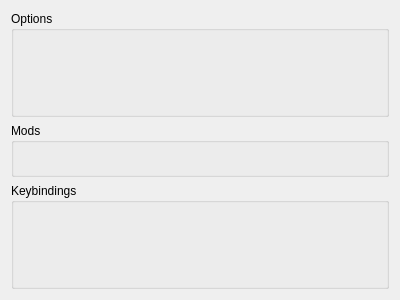
Above: ui/OptionsTab.ui from Squirtle/lazy-newb-pack-qt before the change. Below: the same form after it.
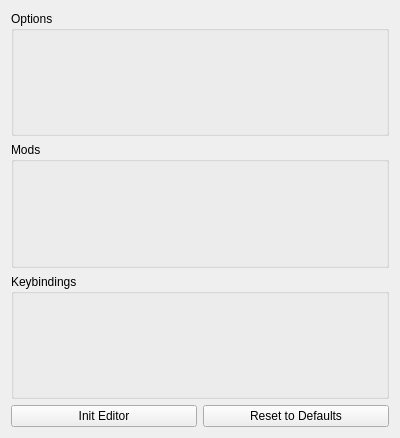
That is the form after the change.

Diff of the .ui file:
```diff
--- a/ui/OptionsTab.ui
+++ b/ui/OptionsTab.ui
@@ -7,13 +7,13 @@
     <x>0</x>
     <y>0</y>
     <width>400</width>
-    <height>300</height>
+    <height>438</height>
    </rect>
   </property>
   <property name="windowTitle">
    <string>Form</string>
   </property>
-  <layout class="QVBoxLayout" name="verticalLayout" stretch="100,50,100">
+  <layout class="QVBoxLayout" name="verticalLayout">
    <item>
     <widget class="QGroupBox" name="optionsGroup">
      <property name="title">
@@ -35,6 +35,24 @@
      </property>
     </widget>
    </item>
+   <item>
+    <layout class="QHBoxLayout" name="horizontalLayout">
+     <item>
+      <widget class="QPushButton" name="initEditButton">
+       <property name="text">
+        <string>Init Editor</string>
+       </property>
+      </widget>
+     </item>
+     <item>
+      <widget class="QPushButton" name="resetButton">
+       <property name="text">
+        <string>Reset to Defaults</string>
+       </property>
+      </widget>
+     </item>
+    </layout>
+   </item>
   </layout>
  </widget>
  <resources/>
```
